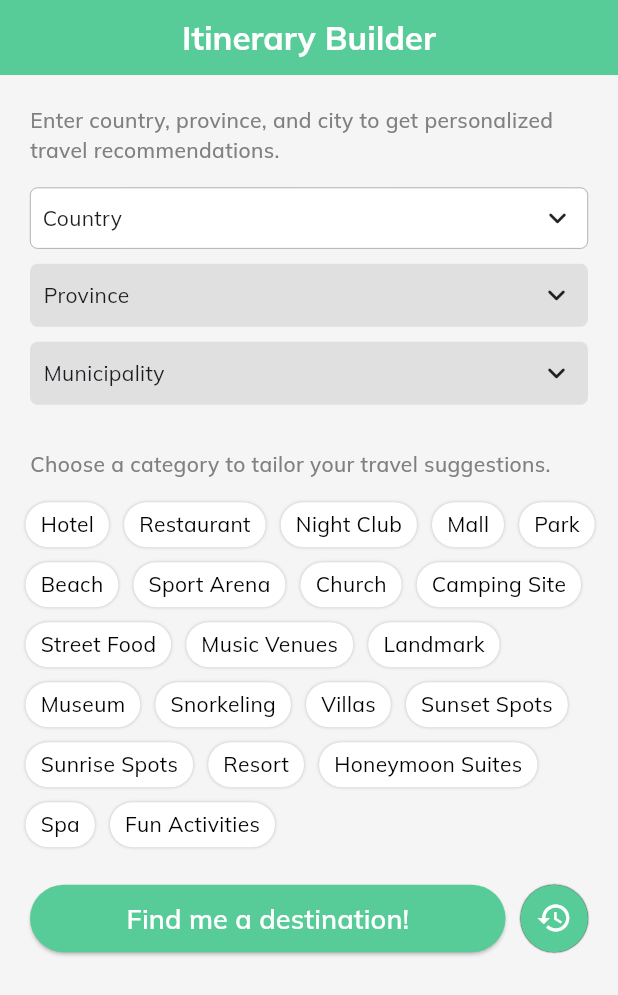
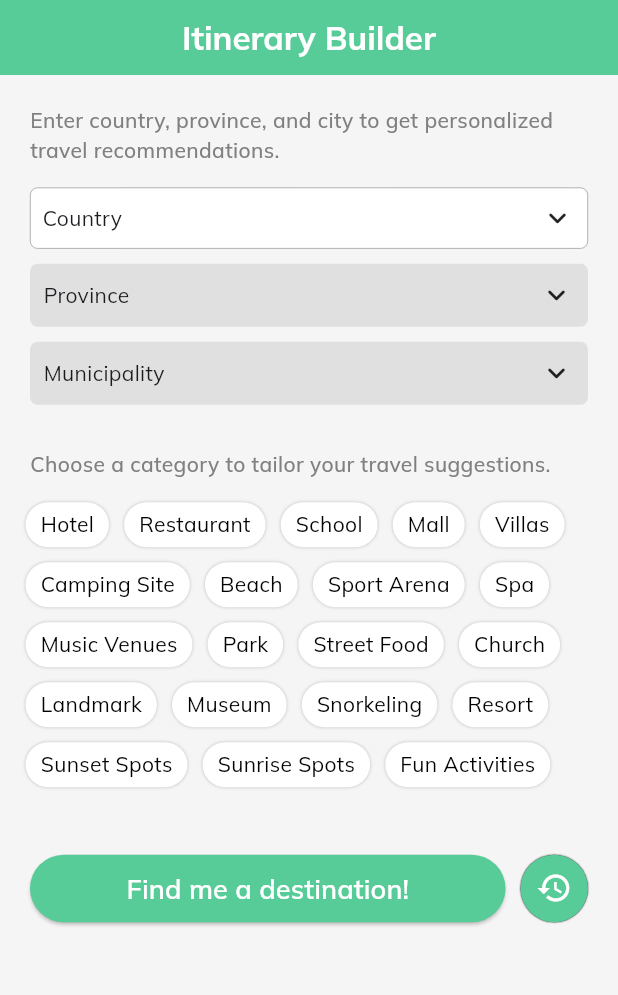
Before and after one commit to adnalow/TravelMate, a Flutter app: the ItineraryScreen screen opened directly, on a phone screen of 412 x 824 dp. Shown: the top 995 px of the screen. Run offline on Flutter 3.47's test engine with Material 3 defaults, Android fonts, the light colour scheme and no system bars; drawn by our look-alikes of csc_picker; our stand-ins replace cloud_firestore, firebase_auth, firebase_core, firebase_storage, flutter_svg, get and 4 more; accounts and stored records are empty.

Commit message:
options tweak

```diff
--- a/lib/Screens/itinerary.dart
+++ b/lib/Screens/itinerary.dart
@@ -26,12 +26,11 @@ class ItineraryScreen extends StatefulWidget {
 
 class _ItineraryScreenState extends State<ItineraryScreen> {
   final List<String> options = [
-    "Hotel", "Restaurant", "Night Club", "Mall",
-    "Park", "Beach", "Sport Arena", "Church",
-    "Camping Site", "Street Food", "Music Venues",
-    "Landmark", "Museum", "Snorkeling", "Villas",
-    "Sunset Spots", "Sunrise Spots", "Resort",
-     "Honeymoon Suites", "Spa", "Fun Activities"
+    "Hotel", "Restaurant", "School", "Mall","Villas",
+    "Camping Site", "Beach", "Sport Arena", "Spa","Music Venues",
+    "Park", "Street Food", "Church",
+    "Landmark", "Museum", "Snorkeling", "Resort",
+    "Sunset Spots", "Sunrise Spots", "Fun Activities"
   ];
 
   final List<String> selectedOptions = []; // Store selected options here
@@ -203,7 +202,7 @@ class _ItineraryScreenState extends State<ItineraryScreen> {
                   }).toList(),
                 ),
               ),
-              const SizedBox(height: 20),
+              const SizedBox(height: 40),
 
               Padding(
                 padding: const EdgeInsets.only(left: 10, bottom: 20, right: 10),
```
